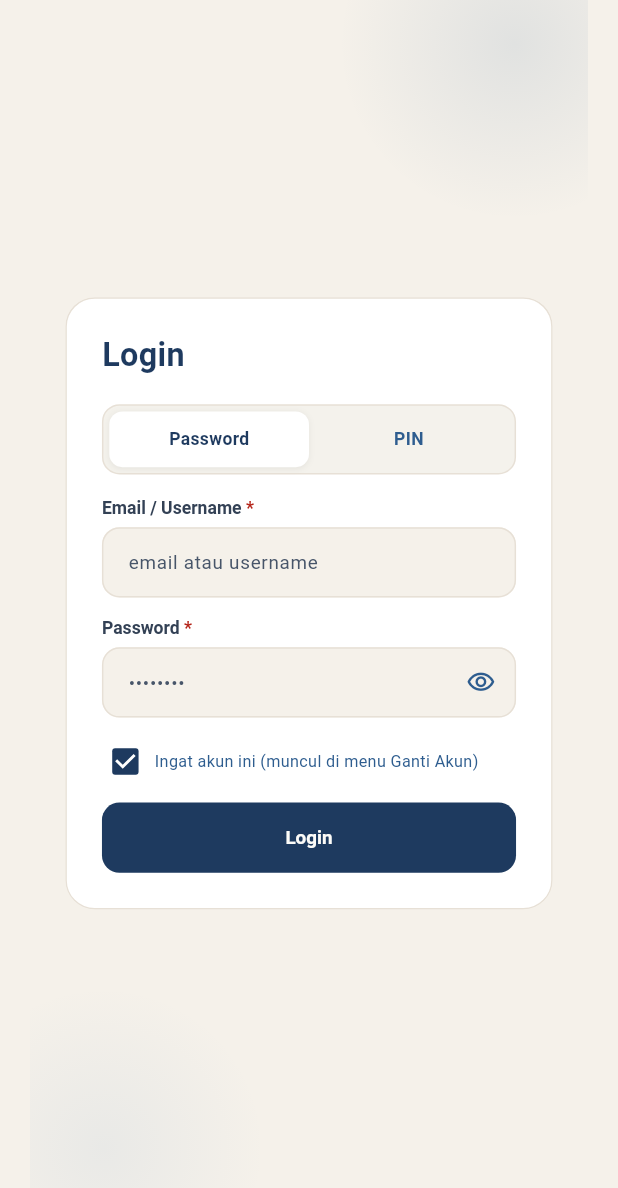
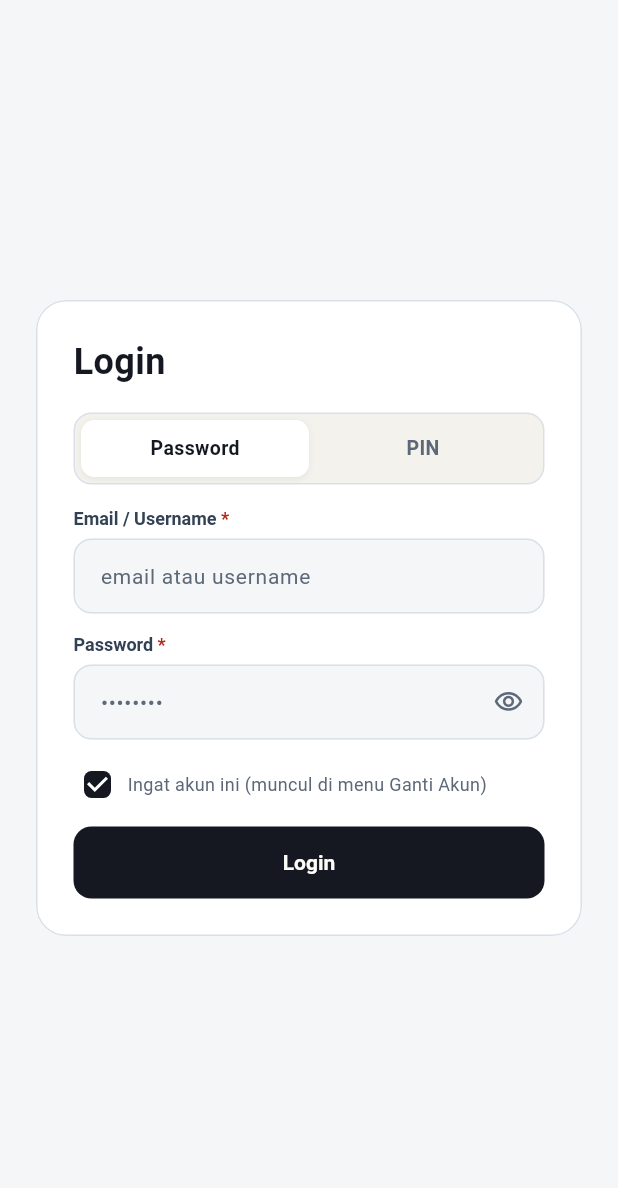
Before and after one commit to miftahulfauzan/anyostore-pos, a Flutter app: the screen it shows after launch, on a phone screen of 412 x 824 dp. Shown: the top 1188 px of the screen. Run offline on Flutter 3.47's test engine with Material 3 defaults, Android fonts, the phone set to English and light mode, and no system bars; our stand-ins replace cached_network_image, connectivity_plus, fl_chart, flutter_local_notifications, flutter_secure_storage, image_picker and 5 more; missing offline and left inert: mobile_scanner; accounts and stored records are empty.

Commit message:
feat(mobile): establish nexadash visual tokens

```diff
--- a/mobile/lib/main.dart
+++ b/mobile/lib/main.dart
@@ -1,6 +1,7 @@
 import 'dart:async';
 
 import 'package:flutter/material.dart';
+import 'package:flutter/foundation.dart';
 import 'package:flutter/services.dart';
 import 'package:provider/provider.dart';
 
@@ -13,10 +14,12 @@ import 'src/notification_service.dart';
 import 'src/pos_page.dart';
 import 'src/theme_controller.dart';
 import 'src/task_ui.dart';
-import 'src/ui_kit.dart';
 
 Future<void> main() async {
   WidgetsFlutterBinding.ensureInitialized();
+  PaintingBinding.instance.imageCache
+    ..maximumSize = 160
+    ..maximumSizeBytes = 48 << 20;
   SystemChrome.setEnabledSystemUIMode(SystemUiMode.edgeToEdge);
   SystemChrome.setSystemUIOverlayStyle(SystemUiOverlayStyle(
     statusBarColor: Colors.transparent,
@@ -71,6 +74,7 @@ class _FadeSlideTransitionsBuilder extends PageTransitionsBuilder {
       Animation<double> animation,
       Animation<double> secondaryAnimation,
       Widget child) {
+    if (MediaQuery.disableAnimationsOf(context)) return child;
     final curved = CurvedAnimation(
       parent: animation,
       curve: Curves.easeOutCubic,
@@ -87,21 +91,25 @@ class _FadeSlideTransitionsBuilder extends PageTransitionsBuilder {
   }
 }
 
-ThemeData _buildTheme({Brightness brightness = Brightness.light}) {
+ThemeData buildAnyostoreTheme({Brightness brightness = Brightness.light}) {
   final dark = brightness == Brightness.dark;
-  const seed = kTaskDark;
+  final fontFamily = defaultTargetPlatform == TargetPlatform.iOS
+      ? 'CupertinoSystemText'
+      : 'Roboto';
   final scheme = ColorScheme.fromSeed(
-    seedColor: seed,
+    seedColor: kTaskDark,
     brightness: brightness,
     surface: dark ? kTaskDarkSurface : kTaskSurface,
   ).copyWith(
-    primary: dark ? const Color(0xff5A8BBF) : kTaskDark,
-    onPrimary: Colors.white,
-    secondary: dark ? const Color(0xff45B6A2) : kTaskTeal,
-    onSecondary: Colors.white,
-    tertiary: dark ? const Color(0xffF2B8A5) : kTaskTerracotta,
-    error: dark ? const Color(0xffF2B8A5) : kTaskTerracotta,
-    outline: dark ? const Color(0xff475569) : kTaskBorder,
+    primary: dark ? kTaskAccent : kTaskDark,
+    onPrimary: dark ? kTaskDarkBg : Colors.white,
+    secondary: kTaskAccent,
+    onSecondary: dark ? kTaskDarkBg : Colors.white,
+    tertiary: dark ? kTaskDarkSurface : kTaskSurfaceMuted,
+    onTertiary: dark ? kTaskDarkInk : kTaskInk,
+    error: dark ? const Color(0xffFCA5A5) : const Color(0xffB42318),
+    outline: dark ? kTaskDarkBorder : kTaskBorder,
+    outlineVariant: dark ? kTaskDarkBorder : kTaskBorder,
   );
   return ThemeData(
     useMaterial3: true,
@@ -116,39 +124,43 @@ ThemeData _buildTheme({Brightness brightness = Brightness.light}) {
       },
     ),
     scaffoldBackgroundColor: dark ? kTaskDarkBg : kTaskBg,
-    fontFamily: 'sans-serif',
+    fontFamily: fontFamily,
     textTheme: TextTheme(
       bodyLarge: TextStyle(
           fontSize: 16,
           height: 1.35,
-          color: dark ? const Color(0xffE7ECF4) : kTaskInk),
+          color: dark ? kTaskDarkInk : kTaskInk),
       bodyMedium: TextStyle(
           fontSize: 14,
           height: 1.35,
-          color: dark ? const Color(0xffCBD5E1) : kTaskInk),
+          color: dark ? kTaskDarkInk : kTaskInk),
       bodySmall: TextStyle(
           fontSize: 12,
           height: 1.35,
-          color: dark ? const Color(0xffA7B4C7) : kTaskGray),
+          color: dark ? kTaskDarkSecondary : kTaskSecondary),
       labelLarge: TextStyle(
           fontSize: 14,
           fontWeight: FontWeight.w700,
-          color: dark ? const Color(0xffF1F5FB) : kTaskInk),
+          color: dark ? kTaskDarkInk : kTaskInk),
       titleMedium: TextStyle(
           fontSize: 18,
+          fontWeight: FontWeight.w700,
+          color: dark ? kTaskDarkInk : kTaskInk),
+      titleLarge: TextStyle(
+          fontSize: 22,
           fontWeight: FontWeight.w800,
-          color: dark ? const Color(0xffF1F5FB) : kTaskInk),
+          color: dark ? kTaskDarkInk : kTaskInk),
     ),
     appBarTheme: AppBarTheme(
-      backgroundColor: dark ? kTaskDarkSurface : kTaskSurface,
+      backgroundColor: dark ? kTaskDarkBg : kTaskBg,
       surfaceTintColor: Colors.transparent,
       elevation: 0,
       scrolledUnderElevation: 0,
       centerTitle: true,
       titleTextStyle: TextStyle(
-          fontSize: 18,
+          fontSize: 19,
           fontWeight: FontWeight.w700,
-          color: dark ? const Color(0xffF1F5F9) : kTaskInk),
+          color: dark ? kTaskDarkInk : kTaskInk),
     ),
     cardTheme: CardThemeData(
       elevation: 0,
@@ -157,7 +169,7 @@ ThemeData _buildTheme({Brightness brightness = Brightness.light}) {
       margin: EdgeInsets.zero,
       shape: RoundedRectangleBorder(
         borderRadius: BorderRadius.circular(16),
-        side: BorderSide(color: dark ? const Color(0xff334155) : kTaskBorder),
+        side: BorderSide(color: dark ? kTaskDarkBorder : kTaskBorder),
       ),
     ),
     iconButtonTheme: IconButtonThemeData(
@@ -176,7 +188,7 @@ ThemeData _buildTheme({Brightness brightness = Brightness.light}) {
     navigationBarTheme: NavigationBarThemeData(
       backgroundColor: dark ? kTaskDarkSurface : kTaskSurface,
       surfaceTintColor: Colors.transparent,
-      indicatorColor: dark ? kTaskDark : kTaskSand,
+      indicatorColor: dark ? kTaskDarkBorder : kTaskSurfaceMuted,
       elevation: 0,
       height: 68,
       labelTextStyle: const WidgetStatePropertyAll(
@@ -184,48 +196,61 @@ ThemeData _buildTheme({Brightness brightness = Brightness.light}) {
     ),
     filledButtonTheme: FilledButtonThemeData(
       style: FilledButton.styleFrom(
-        shape: RoundedRectangleBorder(borderRadius: BorderRadius.circular(12)),
-        minimumSize: const Size(0, 48),
-        textStyle: const TextStyle(fontSize: 15, fontWeight: FontWeight.w700),
+        backgroundColor: scheme.primary,
+        foregroundColor: scheme.onPrimary,
+        shape: RoundedRectangleBorder(borderRadius: BorderRadius.circular(14)),
+        minimumSize: const Size(0, 50),
+        textStyle: TextStyle(
+            fontSize: 15, fontWeight: FontWeight.w700, fontFamily: fontFamily),
       ),
     ),
     outlinedButtonTheme: OutlinedButtonThemeData(
       style: OutlinedButton.styleFrom(
-        shape: RoundedRectangleBorder(borderRadius: BorderRadius.circular(12)),
-        minimumSize: const Size(0, 46),
-        textStyle: const TextStyle(fontSize: 15, fontWeight: FontWeight.w700),
+        foregroundColor: dark ? scheme.primary : kTaskDark,
+        side: BorderSide(color: dark ? kTaskDarkBorder : kTaskBorder),
+        shape: RoundedRectangleBorder(borderRadius: BorderRadius.circular(14)),
+        minimumSize: const Size(0, 48),
+        textStyle: TextStyle(
+            fontSize: 15, fontWeight: FontWeight.w700, fontFamily: fontFamily),
       ),
     ),
     textButtonTheme: TextButtonThemeData(
       style: TextButton.styleFrom(
-        shape: RoundedRectangleBorder(borderRadius: BorderRadius.circular(10)),
-        textStyle: const TextStyle(fontWeight: FontWeight.w600),
+        foregroundColor: dark ? scheme.primary : kTaskDark,
+        shape: RoundedRectangleBorder(borderRadius: BorderRadius.circular(12)),
+        textStyle:
+            TextStyle(fontWeight: FontWeight.w600, fontFamily: fontFamily),
       ),
     ),
     inputDecorationTheme: InputDecorationTheme(
       filled: true,
-      fillColor: dark ? const Color(0xff263241) : kTaskSurface,
+      fillColor: dark ? kTaskDarkSurface : kTaskSurfaceMuted,
+      hintStyle: TextStyle(color: dark ? kTaskDarkSecondary : kTaskSecondary),
       border: OutlineInputBorder(
-          borderRadius: BorderRadius.circular(16),
-          borderSide:
-              BorderSide(color: dark ? const Color(0xff334155) : kTaskBorder)),
+          borderRadius: BorderRadius.circular(14),
+          borderSide: BorderSide(color: dark ? kTaskDarkBorder : kTaskBorder)),
       enabledBorder: OutlineInputBorder(
-          borderRadius: BorderRadius.circular(16),
-          borderSide:
-              BorderSide(color: dark ? const Color(0xff334155) : kTaskBorder)),
+          borderRadius: BorderRadius.circular(14),
+          borderSide: BorderSide(color: dark ? kTaskDarkBorder : kTaskBorder)),
       focusedBorder: OutlineInputBorder(
-          borderRadius: BorderRadius.circular(16),
-          borderSide: const BorderSide(color: seed, width: 1.5)),
+          borderRadius: BorderRadius.circular(14),
+          borderSide: const BorderSide(color: kTaskAccent, width: 2)),
+      errorBorder: OutlineInputBorder(
+          borderRadius: BorderRadius.circular(14),
+          borderSide: BorderSide(color: scheme.error)),
+      focusedErrorBorder: OutlineInputBorder(
+          borderRadius: BorderRadius.circular(14),
+          borderSide: BorderSide(color: scheme.error, width: 2)),
       contentPadding: const EdgeInsets.symmetric(horizontal: 14, vertical: 14),
     ),
     bottomSheetTheme: BottomSheetThemeData(
-      backgroundColor: dark ? const Color(0xF21F2937) : const Color(0xEEFFFFFF),
+      backgroundColor: dark ? kTaskDarkSurface : kTaskSurface,
       surfaceTintColor: Colors.transparent,
       shape: const RoundedRectangleBorder(
           borderRadius: BorderRadius.vertical(top: Radius.circular(24))),
     ),
     dialogTheme: DialogThemeData(
-      backgroundColor: dark ? const Color(0xF21F2937) : const Color(0xF2FFFFFF),
+      backgroundColor: dark ? kTaskDarkSurface : kTaskSurface,
       surfaceTintColor: Colors.transparent,
       shape: RoundedRectangleBorder(borderRadius: BorderRadius.circular(20)),
     ),
@@ -246,73 +271,50 @@ ThemeData _buildTheme({Brightness brightness = Brightness.light}) {
           fontSize: 12,
           fontWeight: FontWeight.w600),
     ),
+    dividerTheme: DividerThemeData(
+      color: dark ? kTaskDarkBorder : kTaskBorder,
+      thickness: 1,
+      space: 20,
+    ),
+    textSelectionTheme: TextSelectionThemeData(
+      cursorColor: kTaskAccent,
+      selectionColor: kTaskAccent.withValues(alpha: .22),
+      selectionHandleColor: kTaskAccent,
+    ),
+    switchTheme: SwitchThemeData(
+      thumbColor: WidgetStateProperty.resolveWith((states) =>
+          states.contains(WidgetState.selected) ? scheme.onPrimary : null),
+      trackColor: WidgetStateProperty.resolveWith((states) =>
+          states.contains(WidgetState.selected) ? scheme.primary : null),
+    ),
+    checkboxTheme: CheckboxThemeData(
+      shape: RoundedRectangleBorder(borderRadius: BorderRadius.circular(5)),
+      side: BorderSide(color: dark ? kTaskDarkBorder : kTaskBorder, width: 1.5),
+    ),
+    progressIndicatorTheme: ProgressIndicatorThemeData(color: scheme.primary),
   );
 }
 
 class PosMobileApp extends StatelessWidget {
   const PosMobileApp({super.key});
 
-  static const double designW = 390;
-  static const double designH = 844;
-
   @override
   Widget build(BuildContext context) {
-    // Skala responsif: di HP kecil UI ikut mengecil, di HP besar ikut membesar.
     return ValueListenableBuilder<ThemeMode>(
       valueListenable: ThemeController.mode,
       builder: (context, themeMode, _) {
-        // Area di luar area desain diisi warna tema (bukan hitam) supaya
-        // tidak ada garis hitam di HP dengan rasio layar lebih tinggi.
-        final band = themeMode == ThemeMode.dark ? kTaskDarkBg : kTaskBg;
-        return ColoredBox(
-            color: band,
-            child: LayoutBuilder(builder: (context, constraints) {
-              final mq = MediaQuery.of(context);
-              final scale = responsiveLayoutScale(
-                  Size(constraints.maxWidth, constraints.maxHeight));
-              final textScale = mobileTextScale(
-                  Size(constraints.maxWidth, constraints.maxHeight));
-              // Rata ke ATAS: warna AppBar/halaman bisa memenuhi area status bar
-              // (dulu Center menyisakan pita atas yang warnanya beda -> status
-              // bar setengah warna lain di halaman beraksen hijau/oranye).
-              // Tinggi kotak = penuh layar, tapi konten di-scroll/scaled dulu
-              // (child height = maxH/scale) supaya setelah Transform.scale hasil
-              // akhir TEPAT menutupi layar — tidak ada pita kosong di bawah.
-              final childHeight = constraints.maxHeight / scale;
-              return Align(
-                alignment: Alignment.topCenter,
-                child: SizedBox(
-                  width: designW * scale,
-                  height: constraints.maxHeight,
-                  child: Transform.scale(
-                    scale: scale,
-                    alignment: Alignment.topCenter,
-                    child: MediaQuery(
-                      data: mq.copyWith(
-                        size: Size(designW, childHeight),
-                        devicePixelRatio: mq.devicePixelRatio / scale,
-                        textScaler: TextScaler.linear(
-                            mq.textScaler.scale(1) * textScale),
-                      ),
-                      child: MaterialApp(
+        return MaterialApp(
           title: 'Anyostore App',
           debugShowCheckedModeBanner: false,
-                        theme: _buildTheme(brightness: Brightness.light),
-                        darkTheme: _buildTheme(brightness: Brightness.dark),
+          theme: buildAnyostoreTheme(brightness: Brightness.light),
+          darkTheme: buildAnyostoreTheme(brightness: Brightness.dark),
           themeMode: themeMode,
           home: Consumer<AuthStore>(
             builder: (_, auth, __) => auth.isAuthenticated
-                              // Key userId: saat ganti akun, PosPage dibuat ulang
-                              // supaya data (produk/toko/laporan) fresh.
                 ? PosPage(key: ValueKey(auth.userId))
                 : const LoginPage(),
           ),
-                      ),
-                    ),
-                  ),
-                ),
         );
-            }));
       },
     );
   }
--- a/mobile/lib/src/task_ui.dart
+++ b/mobile/lib/src/task_ui.dart
@@ -5,21 +5,25 @@ import 'package:shared_preferences/shared_preferences.dart';
 
 import 'api_client.dart';
 
-// Anyostore cream and denim design system.
-// Green and orange remain reserved for semantic stock and transaction states.
-const kTaskBg = Color(0xffF5F1EA);
-const kTaskDarkBg = Color(0xff12151B);
+// Anyostore Denim Clean palette; status colors stay semantic.
+const kTaskBg = Color(0xffF4F6F8);
+const kTaskDarkBg = Color(0xff111827);
 const kTaskDarkSurface = Color(0xff1F2937);
+const kTaskDarkInk = Color(0xffF1F5F9);
+const kTaskDarkSecondary = Color(0xffC1CFDF);
 const kTaskSurface = Color(0xffffffff);
-const kTaskInk = Color(0xff1E3A5F);
+const kTaskSurfaceMuted = Color(0xffEEF2F6);
+const kTaskInk = Color(0xff151821);
 const kTaskDark = Color(0xff1E3A5F);
-const kTaskSecondary = Color(0xff2E5D8F);
-const kTaskBlueLight = Color(0xff5A8BBF);
+const kTaskSecondary = Color(0xff5D6878);
+const kTaskAccent = Color(0xff3D83F6);
+const kTaskBlueLight = kTaskSurfaceMuted;
 const kTaskTeal = Color(0xff246B45);
 const kTaskTerracotta = Color(0xff9A3412);
-const kTaskSand = Color(0xffE7E0D6);
-const kTaskGray = Color(0xff475569);
-const kTaskBorder = Color(0xffE7E0D6);
+const kTaskSand = kTaskSurfaceMuted;
+const kTaskGray = kTaskSecondary;
+const kTaskBorder = Color(0xffD9E0E8);
+const kTaskDarkBorder = Color(0xff334155);
 
 // Status stok mengikuti mockup mobile: tersedia (teal), menipis (oranye),
 // dan habis (merah). Teks status tetap ditampilkan sehingga warna bukan satu-
@@ -44,7 +48,7 @@ Color pageBg(BuildContext context) =>
 /// Warna teks/ikon utama yang ikut mode terang/gelap.
 Color ink(BuildContext context) =>
     Theme.of(context).brightness == Brightness.dark
-        ? const Color(0xffF1F5F9)
+        ? kTaskDarkInk
         : kTaskInk;
 
 Color taskSurface(BuildContext context) =>
@@ -54,12 +58,12 @@ Color taskSurface(BuildContext context) =>
 
 Color taskMuted(BuildContext context) =>
     Theme.of(context).brightness == Brightness.dark
-        ? const Color(0xffCBD5E1)
+        ? kTaskDarkSecondary
         : kTaskSecondary;
 
 Color taskBorder(BuildContext context) =>
     Theme.of(context).brightness == Brightness.dark
-        ? const Color(0xff334155)
+        ? kTaskDarkBorder
         : kTaskBorder;
 
 /// Entrance: fade + slide-up halus (Corporate motion). Delay untuk stagger.
@@ -95,7 +99,7 @@ class PillTabs extends StatelessWidget {
     if (tabs.length <= 3) {
       // 2-3 menu: satu baris, lebar dibagi rata.
       return SizedBox(
-        height: 44,
+        height: 48,
         child: Padding(
           padding: const EdgeInsets.symmetric(horizontal: 12),
           child: Row(
@@ -111,7 +115,7 @@ class PillTabs extends StatelessWidget {
     }
     // 4+ menu: tetap bisa di-slide ke samping.
     return SizedBox(
-      height: 44,
+      height: 48,
       child: ListView.separated(
         scrollDirection: Axis.horizontal,
         padding: const EdgeInsets.symmetric(horizontal: 12),
@@ -125,29 +129,23 @@ class PillTabs extends StatelessWidget {
   Widget _pill(BuildContext context,
       ({String value, IconData icon, String label}) t, bool centered) {
     final active = t.value == selected;
-    return AnimatedScale(
-      scale: active ? 1.02 : 1.0,
-      duration: const Duration(milliseconds: 180),
-      curve: Curves.easeOutCubic,
-      child: AnimatedContainer(
+    return AnimatedContainer(
       duration: const Duration(milliseconds: 180),
       curve: Curves.easeInOutCubic,
       decoration: BoxDecoration(
-          color: active ? kTaskDark : taskSurface(context),
-          borderRadius: BorderRadius.circular(14),
-          boxShadow: [
-            BoxShadow(
         color: active
-                    ? kTaskDark.withValues(alpha: .18)
-                    : const Color(0x120F172A),
-                blurRadius: active ? 4 : 2,
-                offset: const Offset(0, 2)),
-          ],
+            ? Theme.of(context).colorScheme.primary
+            : taskSurface(context),
+        borderRadius: BorderRadius.circular(12),
+        border: Border.all(
+            color: active
+                ? Theme.of(context).colorScheme.primary
+                : taskBorder(context)),
       ),
       child: Material(
         color: Colors.transparent,
         child: InkWell(
-            borderRadius: BorderRadius.circular(14),
+          borderRadius: BorderRadius.circular(12),
           onTap: () => onChanged(t.value),
           child: Padding(
             padding: const EdgeInsets.symmetric(horizontal: 8, vertical: 8),
@@ -157,7 +155,9 @@ class PillTabs extends StatelessWidget {
                 children: [
                   Icon(t.icon,
                       size: 16,
-                        color: active ? Colors.white : taskMuted(context)),
+                      color: active
+                          ? Theme.of(context).colorScheme.onPrimary
+                          : taskMuted(context)),
                   const SizedBox(width: 6),
                   Flexible(
                     child: Text(t.label,
@@ -167,11 +167,11 @@ class PillTabs extends StatelessWidget {
                         style: TextStyle(
                             fontSize: 13,
                             fontWeight: FontWeight.w600,
-                              color:
-                                  active ? Colors.white : taskMuted(context))),
+                            color: active
+                                ? Theme.of(context).colorScheme.onPrimary
+                                : taskMuted(context))),
                   ),
                 ],
-                ),
               ),
             ),
           ),
@@ -192,46 +192,7 @@ class SoftBlobs extends StatefulWidget {
 class _SoftBlobsState extends State<SoftBlobs> {
   @override
   Widget build(BuildContext context) {
-    return IgnorePointer(
-      child: Stack(
-        children: [
-          Positioned(
-            top: -90,
-            right: -70,
-            child: Container(
-              width: 240,
-              height: 240,
-              decoration: BoxDecoration(
-                shape: BoxShape.circle,
-                gradient: RadialGradient(
-                  colors: [
-                    kTaskSecondary.withValues(alpha: .10),
-                    kTaskSecondary.withValues(alpha: 0),
-                  ],
-                ),
-              ),
-            ),
-          ),
-          Positioned(
-            bottom: -70,
-            left: -60,
-            child: Container(
-              width: 220,
-              height: 220,
-              decoration: BoxDecoration(
-                shape: BoxShape.circle,
-                gradient: RadialGradient(
-                  colors: [
-                    kTaskBlueLight.withValues(alpha: .08),
-                    kTaskBlueLight.withValues(alpha: 0),
-                  ],
-                ),
-              ),
-            ),
-          ),
-        ],
-      ),
-    );
+    return const SizedBox.shrink();
   }
 }
 
@@ -318,7 +279,7 @@ class GlassCard extends StatelessWidget {
   const GlassCard(
       {super.key,
       required this.child,
-      this.radius = 24,
+      this.radius = 16,
       this.padding = const EdgeInsets.all(16),
       this.height,
       this.dark = false,
@@ -353,8 +314,7 @@ class GlassCard extends StatelessWidget {
       decoration: BoxDecoration(
         borderRadius: BorderRadius.circular(radius),
         color: isDark ? kTaskDarkSurface : kTaskSurface,
-        border:
-            Border.all(color: isDark ? const Color(0xff334155) : kTaskBorder),
+        border: Border.all(color: isDark ? kTaskDarkBorder : kTaskBorder),
       ),
       child: height == null ? inner : SizedBox(height: height, child: inner),
     );
@@ -391,8 +351,10 @@ class GlassNavBar extends StatelessWidget {
   Widget build(BuildContext context) {
     final dark = Theme.of(context).brightness == Brightness.dark;
     final bottomPad = MediaQuery.of(context).padding.bottom;
+    final labelSize = MediaQuery.textScalerOf(context).scale(11);
+    final barHeight = labelSize > 15 ? 100.0 : 72.0;
     return SizedBox(
-      height: 78 + bottomPad,
+      height: barHeight + 16 + bottomPad,
       child: Stack(
         clipBehavior: Clip.none,
         alignment: Alignment.bottomCenter,
@@ -402,13 +364,12 @@ class GlassNavBar extends StatelessWidget {
             right: 14,
             bottom: 14 + bottomPad,
             child: Container(
-              height: 62,
-              padding: const EdgeInsets.symmetric(horizontal: 8, vertical: 4),
+              height: barHeight,
+              padding: const EdgeInsets.symmetric(horizontal: 4, vertical: 4),
               decoration: BoxDecoration(
                 color: dark ? kTaskDarkSurface : kTaskSurface,
                 borderRadius: BorderRadius.circular(28),
-                border: Border.all(
-                    color: dark ? const Color(0xff334155) : kTaskBorder),
+                border: Border.all(color: dark ? kTaskDarkBorder : kTaskBorder),
                 boxShadow: const [
                   BoxShadow(
                       color: Color(0x1A0F172A),
@@ -420,7 +381,7 @@ class GlassNavBar extends StatelessWidget {
                 mainAxisAlignment: MainAxisAlignment.spaceBetween,
                 children: [
                   for (var i = 0; i < items.length; i++)
-                    _navIcon(i, dark: dark),
+                    Expanded(child: _navIcon(context, i, dark: dark)),
                 ],
               ),
             ),
@@ -430,24 +391,26 @@ class GlassNavBar extends StatelessWidget {
     );
   }
 
-  Widget _navIcon(int i, {required bool dark}) {
+  Widget _navIcon(BuildContext context, int i, {required bool dark}) {
     final item = items[i];
     final active = current == i;
     final idleColor = dark ? const Color(0xffE2E8F0) : kTaskSecondary;
-    const activeColor = Colors.white;
+    final activeColor = Theme.of(context).colorScheme.onPrimary;
     return Semantics(
       label: item.label,
       button: true,
       selected: active,
-      child: GestureDetector(
+      child: InkWell(
         onTap: () => onSelect(i),
-        behavior: HitTestBehavior.opaque,
+        borderRadius: BorderRadius.circular(14),
         child: Container(
-          width: 62,
-          height: 48,
+          constraints: const BoxConstraints(minHeight: 48),
+          padding: const EdgeInsets.symmetric(horizontal: 2, vertical: 4),
           decoration: BoxDecoration(
-            color: active ? kTaskDark : Colors.transparent,
-            borderRadius: BorderRadius.circular(18),
+            color: active
+                ? Theme.of(context).colorScheme.primary
+                : Colors.transparent,
+            borderRadius: BorderRadius.circular(14),
           ),
           child: Column(
             mainAxisAlignment: MainAxisAlignment.center,
@@ -457,9 +420,12 @@ class GlassNavBar extends StatelessWidget {
                   size: 20, color: active ? activeColor : idleColor),
               const SizedBox(height: 1),
               Text(item.label,
+                  textAlign: TextAlign.center,
+                  maxLines: 2,
+                  overflow: TextOverflow.ellipsis,
                   style: TextStyle(
-                      fontSize: 9.5,
-                      height: 1.0,
+                      fontSize: 11,
+                      height: 1.15,
                       fontWeight: active ? FontWeight.w800 : FontWeight.w700,
                       color: active ? activeColor : idleColor)),
             ],
```
Also changed, not shown: 2 other files. Lines whose indentation alone changed are shown as unchanged.
